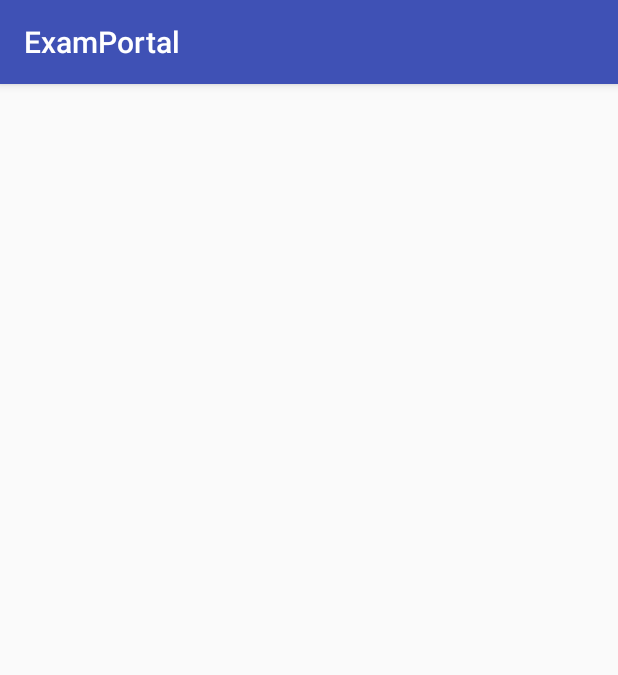
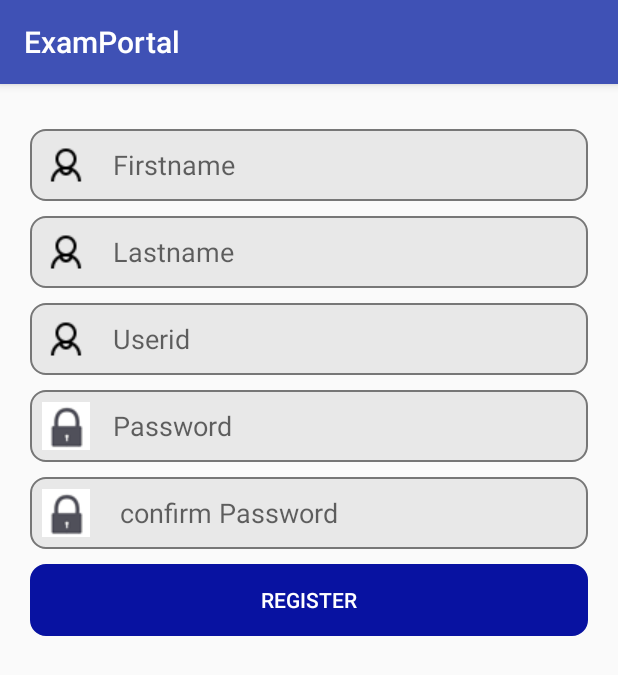
Before and after one commit to mdshamoon/ExamPortal, an Android app: the faculty_register screen opened directly, with no data from a screen before it, on a phone screen of 412 x 824 dp. Shown: the top 675 px of the screen. Run offline under Robolectric (Android 15) with nearby library versions, the phone set to English and light mode, and no system bars; our stand-ins replace Volley; network calls fail.

Commit message:
whatsapp layout done !!!

```diff
--- a/app/src/main/java/com/example/mdshamoon/examportal/Faculty_home.java
+++ b/app/src/main/java/com/example/mdshamoon/examportal/Faculty_home.java
@@ -60,8 +60,8 @@ Button button;
 
         year=findViewById(R.id.year);
         lecture=findViewById(R.id.lecture);
-        ArrayAdapter<String> adapter=new ArrayAdapter<String>(getApplicationContext(),android.R.layout.simple_spinner_dropdown_item,year_content);
-        ArrayAdapter<String> adapter1=new ArrayAdapter<String>(getApplicationContext(),android.R.layout.simple_spinner_dropdown_item,lecture_content);
+        ArrayAdapter<String> adapter=new ArrayAdapter<String>(this,android.R.layout.simple_spinner_dropdown_item,year_content);
+        ArrayAdapter<String> adapter1=new ArrayAdapter<String>(this,android.R.layout.simple_spinner_dropdown_item,lecture_content);
         button=findViewById(R.id.attend);
         year.setAdapter(adapter);
         lecture.setAdapter(adapter1);
@@ -95,7 +95,7 @@ Button button;
                             {
                                list.add(jObj.getString(i)) ;
                             }
-                            ArrayAdapter<String> adapter2 = new ArrayAdapter<String>(getApplicationContext(), android.R.layout.simple_list_item_multiple_choice, list);
+                            ArrayAdapter<String> adapter2 = new ArrayAdapter<String>(Faculty_home.this, android.R.layout.simple_list_item_multiple_choice, list);
                             myList.setAdapter(adapter2);
 
 
--- a/app/src/main/java/com/example/mdshamoon/examportal/homeactivity.java
+++ b/app/src/main/java/com/example/mdshamoon/examportal/homeactivity.java
@@ -29,7 +29,7 @@ public class homeactivity extends AppCompatActivity {
         faculty.setOnClickListener(new View.OnClickListener() {
             @Override
             public void onClick(View view) {
-                Intent intent=new Intent(homeactivity.this,Faculty_home.class);
+                Intent intent=new Intent(homeactivity.this,faculty_login.class);
                 startActivity(intent);
             }
         });
--- a/app/src/main/res/layout/activity_faculty_login.xml
+++ b/app/src/main/res/layout/activity_faculty_login.xml
@@ -43,7 +43,7 @@
                     android:id="@+id/input_id"
                     android:layout_width="match_parent"
                     android:layout_height="wrap_content"
-                    android:hint="Username"
+                    android:hint="Userid"
                     android:padding="8dp"
                     android:drawableLeft="@drawable/ic_email"
                     android:background="@drawable/oval_shape_edittext"
--- a/app/src/main/res/layout/activity_faculty_register.xml
+++ b/app/src/main/res/layout/activity_faculty_register.xml
@@ -1,9 +1,142 @@
 <?xml version="1.0" encoding="utf-8"?>
-<android.support.constraint.ConstraintLayout xmlns:android="http://schemas.android.com/apk/res/android"
+<ScrollView xmlns:android="http://schemas.android.com/apk/res/android"
     xmlns:app="http://schemas.android.com/apk/res-auto"
     xmlns:tools="http://schemas.android.com/tools"
     android:layout_width="match_parent"
     android:layout_height="match_parent"
-    tools:context=".faculty_register">
+    >
 
-</android.support.constraint.ConstraintLayout>
+    <LinearLayout
+        android:layout_margin="20dp"
+        android:orientation="vertical"
+        android:layout_width="match_parent"
+        android:layout_height="wrap_content">
+
+        <LinearLayout
+            android:layout_width="match_parent"
+            android:layout_height="wrap_content"
+            android:layout_marginTop="10dp"
+            android:focusableInTouchMode="true"
+            >
+
+
+            <EditText
+                android:inputType="text"
+                android:id="@+id/firstname"
+                android:layout_width="match_parent"
+                android:layout_height="wrap_content"
+                android:hint="Firstname"
+                android:padding="8dp"
+                android:drawableStart="@drawable/ic_email"
+                android:background="@drawable/oval_shape_edittext"
+                android:drawablePadding="15dp"/>
+
+        </LinearLayout>
+
+
+        <LinearLayout
+            android:layout_width="match_parent"
+            android:layout_height="wrap_content"
+            android:layout_marginTop="10dp"
+            android:focusableInTouchMode="true"
+            >
+
+
+            <EditText
+                android:inputType="text"
+                android:id="@+id/lastname"
+                android:layout_width="match_parent"
+                android:layout_height="wrap_content"
+                android:hint="Lastname"
+                android:padding="8dp"
+                android:drawableStart="@drawable/ic_email"
+                android:background="@drawable/oval_shape_edittext"
+                android:drawablePadding="15dp"/>
+
+        </LinearLayout>
+
+        <LinearLayout
+            android:layout_width="match_parent"
+            android:layout_height="wrap_content"
+            android:layout_marginTop="10dp"
+            android:focusableInTouchMode="true"
+            >
+
+
+            <EditText
+                android:inputType="text"
+                android:id="@+id/userid"
+                android:layout_width="match_parent"
+                android:layout_height="wrap_content"
+                android:hint="Userid"
+                android:padding="8dp"
+                android:drawableStart="@drawable/ic_email"
+                android:background="@drawable/oval_shape_edittext"
+                android:drawablePadding="15dp"/>
+
+        </LinearLayout>
+
+        <LinearLayout
+            android:layout_width="match_parent"
+            android:layout_height="wrap_content"
+            android:layout_marginTop="10dp"
+            android:focusableInTouchMode="true"
+            >
+
+
+            <EditText
+                android:inputType="textPassword"
+                android:id="@+id/password"
+                android:layout_width="match_parent"
+                android:layout_height="wrap_content"
+                android:hint="Password"
+                android:padding="8dp"
+                android:drawableStart="@drawable/password"
+                android:background="@drawable/oval_shape_edittext"
+                android:drawablePadding="15dp"/>
+
+        </LinearLayout>
+
+        <LinearLayout
+            android:layout_width="match_parent"
+            android:layout_height="wrap_content"
+            android:layout_marginTop="10dp"
+            android:focusableInTouchMode="true"
+            >
+
+
+            <EditText
+                android:inputType="textPassword"
+                android:id="@+id/confirm_password"
+                android:layout_width="match_parent"
+                android:layout_height="wrap_content"
+                android:hint=" confirm Password"
+                android:padding="8dp"
+                android:drawableStart="@drawable/password"
+                android:background="@drawable/oval_shape_edittext"
+                android:drawablePadding="15dp"/>
+
+        </LinearLayout>
+
+
+        <LinearLayout
+            android:layout_width="match_parent"
+            android:layout_height="wrap_content"
+            android:layout_marginTop="10dp"
+            android:focusableInTouchMode="true"
+            >
+            <Button
+                android:id="@+id/register"
+                android:background="@drawable/oval_shape_login"
+                android:layout_width="match_parent"
+                android:layout_height="wrap_content"
+                android:text="REGISTER"
+                android:textColor="@color/white"
+                />
+        </LinearLayout>
+
+
+    </LinearLayout>
+
+
+</ScrollView>
--- a/app/src/main/res/layout/activity_student_register.xml
+++ b/app/src/main/res/layout/activity_student_register.xml
@@ -132,6 +132,7 @@
                     android:drawablePadding="15dp"/>
 
             </LinearLayout>
+
             <LinearLayout
                 android:layout_width="match_parent"
                 android:layout_height="wrap_content"
```
Also changed, not shown: app/src/main/java/com/example/mdshamoon/examportal/faculty_login.java (+102 -1 lines), app/src/main/java/com/example/mdshamoon/examportal/faculty_register.java (+170 -0 lines).
